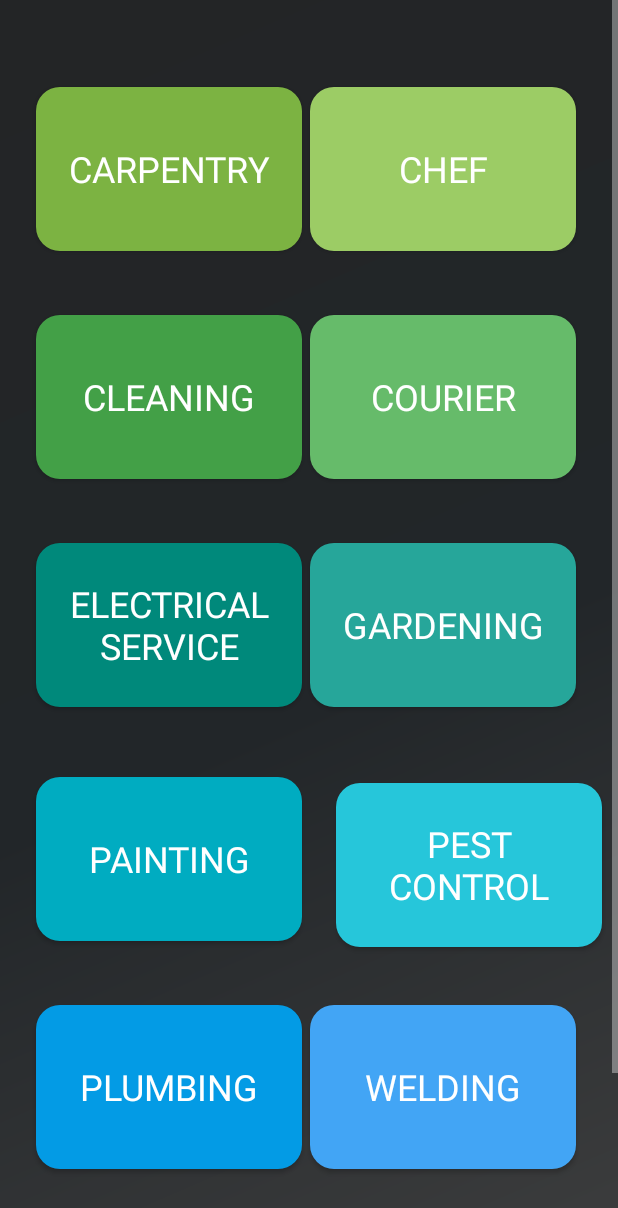
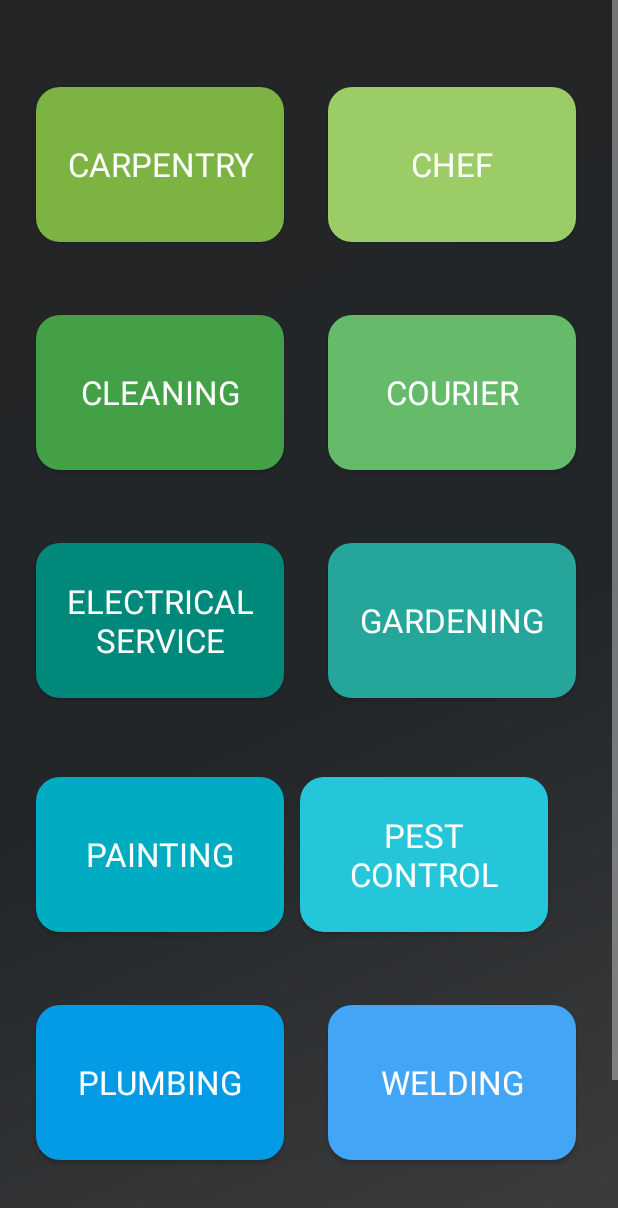
Before and after one commit to Dinith727/Project_Skyline, an Android app: the layout categories.xml on its own in the app's theme, with its tools: preview values and no code run, on a phone screen of 412 x 824 dp. Shown: the top 1208 px of the screen. Run offline under Robolectric (Android 15) with nearby library versions, the phone set to English and light mode, and no system bars.

Commit message:
Puranjana 28/9/21

```diff
--- a/app/src/main/AndroidManifest.xml
+++ b/app/src/main/AndroidManifest.xml
@@ -13,7 +13,8 @@
         <activity android:name=".AssignTask"></activity>
         <activity android:name=".EmpJob"></activity>
         <activity android:name=".JobAccepted"></activity>
-        <activity android:name=".carpProfile">
+        <activity android:name=".carpProfile"></activity>
+        <activity android:name=".Categories">
             <intent-filter>
                 <action android:name="android.intent.action.MAIN" />
 
--- a/app/src/main/res/layout/carpenter_row.xml
+++ b/app/src/main/res/layout/carpenter_row.xml
@@ -68,9 +68,10 @@
             android:orientation="horizontal">
 
             <Button
+                android:id="@+id/view"
                 android:layout_width="75dp"
-                android:layout_height="40dp"
-                android:layout_marginLeft="300dp"
+                android:layout_height="48dp"
+                android:layout_marginLeft="280dp"
                 android:layout_marginBottom="3dp"
                 android:text="View "
                 android:textSize="10sp"
--- a/app/src/main/res/layout/categories.xml
+++ b/app/src/main/res/layout/categories.xml
@@ -19,16 +19,16 @@
 
         <Button
             android:id="@+id/PestControl"
-            android:layout_width="177dp"
-            android:layout_height="121dp"
-            android:layout_marginStart="224dp"
-            android:layout_marginTop="516dp"
+            android:layout_width="165dp"
+            android:layout_height="115dp"
+            android:layout_marginStart="200dp"
+            android:layout_marginTop="512dp"
             android:autoText="true"
             android:gravity="center"
             android:text="pest control"
             android:textAllCaps="true"
             android:textAppearance="@style/TextAppearance.AppCompat.Large"
-            android:textSize="24sp"
+            android:textSize="22sp"
             app:backgroundTint="#26C6DA"
             app:backgroundTintMode="add"
             app:cornerRadius="16sp"
@@ -37,8 +37,8 @@
 
         <Button
             android:id="@+id/welding2"
-            android:layout_width="177dp"
-            android:layout_height="121dp"
+            android:layout_width="165dp"
+            android:layout_height="115dp"
             android:layout_marginTop="828dp"
             android:layout_marginEnd="28dp"
             android:autoText="true"
@@ -46,7 +46,7 @@
             android:text="@string/btn_welding"
             android:textAllCaps="true"
             android:textAppearance="@style/TextAppearance.AppCompat.Large"
-            android:textSize="24sp"
+            android:textSize="22sp"
             app:backgroundTint="#5C6BC0"
             app:backgroundTintMode="add"
             app:cornerRadius="16sp"
@@ -56,8 +56,8 @@
 
         <Button
             android:id="@+id/plumbing2"
-            android:layout_width="177dp"
-            android:layout_height="121dp"
+            android:layout_width="165dp"
+            android:layout_height="115dp"
             android:layout_marginStart="20dp"
             android:layout_marginTop="828dp"
             android:autoText="true"
@@ -65,7 +65,7 @@
             android:text="@string/btn_plumbing"
             android:textAllCaps="true"
             android:textAppearance="@style/TextAppearance.AppCompat.Large"
-            android:textSize="24sp"
+            android:textSize="22sp"
             app:backgroundTint="#3949AB"
             app:backgroundTintMode="add"
             app:cornerRadius="16sp"
@@ -75,8 +75,8 @@
 
         <Button
             android:id="@+id/Carpentry"
-            android:layout_width="177dp"
-            android:layout_height="121dp"
+            android:layout_width="165dp"
+            android:layout_height="115dp"
             android:layout_marginStart="24dp"
             android:layout_marginTop="52dp"
             android:autoText="true"
@@ -84,7 +84,7 @@
             android:text="@string/btn_carpentry"
             android:textAllCaps="true"
             android:textAppearance="@style/TextAppearance.AppCompat.Large"
-            android:textSize="24sp"
+            android:textSize="22sp"
             app:backgroundTint="#7CB342"
             app:backgroundTintMode="add"
             app:cornerRadius="16sp"
@@ -94,8 +94,8 @@
 
         <Button
             android:id="@+id/plumbing"
-            android:layout_width="177dp"
-            android:layout_height="121dp"
+            android:layout_width="165dp"
+            android:layout_height="115dp"
             android:layout_marginStart="24dp"
             android:layout_marginTop="664dp"
             android:autoText="true"
@@ -103,7 +103,7 @@
             android:text="@string/btn_plumbing"
             android:textAllCaps="true"
             android:textAppearance="@style/TextAppearance.AppCompat.Large"
-            android:textSize="24sp"
+            android:textSize="22sp"
             app:backgroundTint="#039BE5"
             app:backgroundTintMode="add"
             app:cornerRadius="16sp"
@@ -113,8 +113,8 @@
 
         <Button
             android:id="@+id/Gardening"
-            android:layout_width="177dp"
-            android:layout_height="121dp"
+            android:layout_width="165dp"
+            android:layout_height="115dp"
             android:layout_marginTop="356dp"
             android:layout_marginEnd="28dp"
             android:autoText="true"
@@ -122,7 +122,7 @@
             android:text="@string/btn_gardening"
             android:textAllCaps="true"
             android:textAppearance="@style/TextAppearance.AppCompat.Large"
-            android:textSize="24sp"
+            android:textSize="22sp"
             app:backgroundTint="#26A69A"
             app:backgroundTintMode="add"
             app:cornerRadius="16sp"
@@ -132,8 +132,8 @@
 
         <Button
             android:id="@+id/ElectricalService"
-            android:layout_width="177dp"
-            android:layout_height="121dp"
+            android:layout_width="165dp"
+            android:layout_height="115dp"
             android:layout_marginStart="24dp"
             android:layout_marginTop="356dp"
             android:autoText="true"
@@ -141,7 +141,7 @@
             android:text="@string/btn_electric"
             android:textAllCaps="true"
             android:textAppearance="@style/TextAppearance.AppCompat.Large"
-            android:textSize="24sp"
+            android:textSize="22sp"
             app:backgroundTint="#00897B"
             app:backgroundTintMode="add"
             app:cornerRadius="16sp"
@@ -151,8 +151,8 @@
 
         <Button
             android:id="@+id/Painting"
-            android:layout_width="177dp"
-            android:layout_height="121dp"
+            android:layout_width="165dp"
+            android:layout_height="115dp"
             android:layout_marginStart="24dp"
             android:layout_marginTop="512dp"
             android:autoText="true"
@@ -160,7 +160,7 @@
             android:text="@string/btn_painting"
             android:textAllCaps="true"
             android:textAppearance="@style/TextAppearance.AppCompat.Large"
-            android:textSize="24sp"
+            android:textSize="22sp"
             app:backgroundTint="#00ACC1"
             app:backgroundTintMode="add"
             app:cornerRadius="16sp"
@@ -170,8 +170,8 @@
 
         <Button
             android:id="@+id/welding"
-            android:layout_width="177dp"
-            android:layout_height="121dp"
+            android:layout_width="165dp"
+            android:layout_height="115dp"
             android:layout_marginTop="664dp"
             android:layout_marginEnd="28dp"
             android:autoText="true"
@@ -179,7 +179,7 @@
             android:text="@string/btn_welding"
             android:textAllCaps="true"
             android:textAppearance="@style/TextAppearance.AppCompat.Large"
-            android:textSize="24sp"
+            android:textSize="22sp"
             app:backgroundTint="#42A5F5"
             app:backgroundTintMode="add"
             app:cornerRadius="16sp"
@@ -189,8 +189,8 @@
 
         <Button
             android:id="@+id/Courier"
-            android:layout_width="177dp"
-            android:layout_height="121dp"
+            android:layout_width="165dp"
+            android:layout_height="115dp"
             android:layout_marginTop="204dp"
             android:layout_marginEnd="28dp"
             android:autoText="true"
@@ -198,7 +198,7 @@
             android:text="@string/btn_courier"
             android:textAllCaps="true"
             android:textAppearance="@style/TextAppearance.AppCompat.Large"
-            android:textSize="24sp"
+            android:textSize="22sp"
             app:backgroundTint="#66BB6A"
             app:backgroundTintMode="add"
             app:cornerRadius="16sp"
@@ -208,8 +208,8 @@
 
         <Button
             android:id="@+id/Cleaning"
-            android:layout_width="177dp"
-            android:layout_height="121dp"
+            android:layout_width="165dp"
+            android:layout_height="115dp"
             android:layout_marginStart="24dp"
             android:layout_marginTop="204dp"
             android:autoText="true"
@@ -217,7 +217,7 @@
             android:text="@string/btn_cleaning"
             android:textAllCaps="true"
             android:textAppearance="@style/TextAppearance.AppCompat.Large"
-            android:textSize="24sp"
+            android:textSize="22sp"
             app:backgroundTint="#43A047"
             app:backgroundTintMode="add"
             app:cornerRadius="16sp"
@@ -227,8 +227,8 @@
 
         <Button
             android:id="@+id/Chef"
-            android:layout_width="177dp"
-            android:layout_height="121dp"
+            android:layout_width="165dp"
+            android:layout_height="115dp"
             android:layout_marginTop="52dp"
             android:layout_marginEnd="28dp"
             android:autoText="true"
@@ -236,7 +236,7 @@
             android:text="@string/btn_chef"
             android:textAllCaps="true"
             android:textAppearance="@style/TextAppearance.AppCompat.Large"
-            android:textSize="24sp"
+            android:textSize="22sp"
             app:backgroundTint="#9CCC65"
             app:backgroundTintMode="add"
             app:cornerRadius="16sp"
--- a/app/src/main/res/layout/empjob.xml
+++ b/app/src/main/res/layout/empjob.xml
@@ -47,7 +47,6 @@
         android:layout_width="wrap_content"
         android:layout_height="wrap_content"
         android:layout_marginTop="368dp"
-        android:text="Fix water pipe"
         android:textSize="26sp"
         android:textStyle="bold"
         app:layout_constraintEnd_toEndOf="parent"
```
Also changed, not shown: app/src/main/java/com/example/task_it/AssignTask.java (+12 -1 lines), app/src/main/java/com/example/task_it/EmpJob.java (+7 -1 lines), app/src/main/java/com/example/task_it/carpAdapter.java (+19 -0 lines), app/src/main/res/layout/assigntask.xml (+4 -4 lines), app/src/main/res/layout/jobaccepted.xml (+14 -11 lines), 5 other files.
